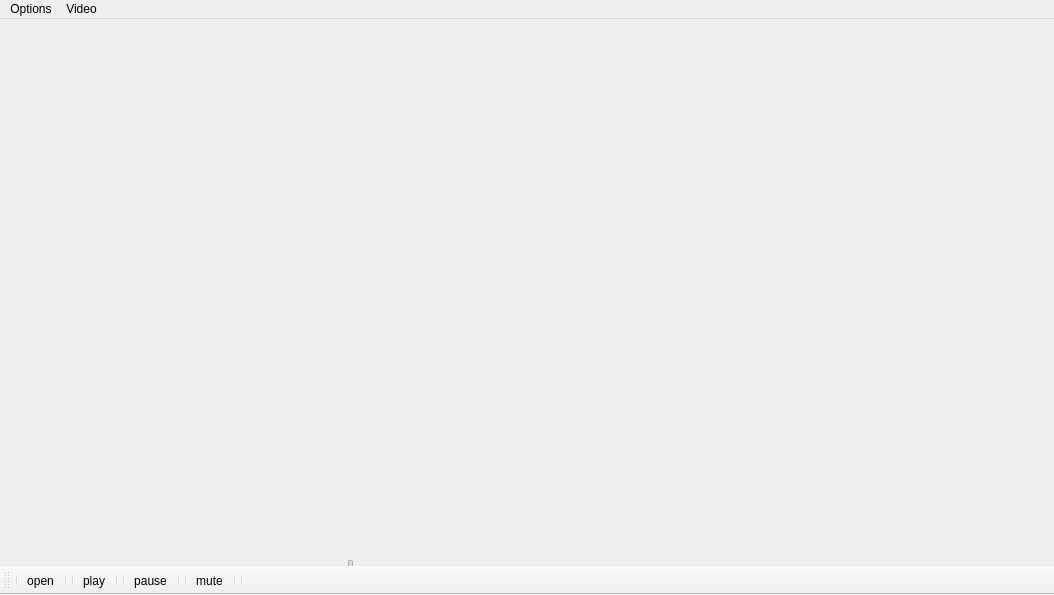
Old version of the form Application/media_player/videos.ui in the repository nnwijesuriya/SE-Y03-C-Plus-And-Cross-Platform-Development.
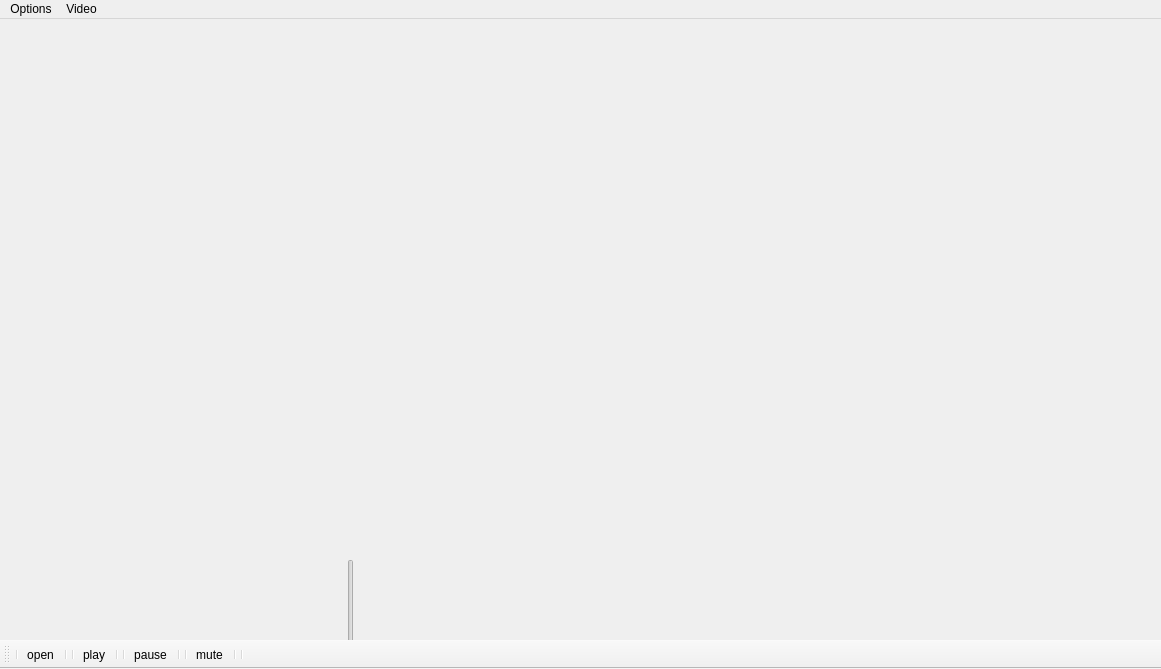
New version of the form. Icons and pictures are not drawn.

The edit to the form file:
```diff
--- a/Application/media_player/videos.ui
+++ b/Application/media_player/videos.ui
@@ -6,8 +6,8 @@
    <rect>
     <x>0</x>
     <y>0</y>
-    <width>1054</width>
-    <height>595</height>
+    <width>1161</width>
+    <height>669</height>
    </rect>
   </property>
   <property name="windowTitle">
@@ -33,7 +33,7 @@
     <rect>
      <x>0</x>
      <y>0</y>
-     <width>1054</width>
+     <width>1161</width>
      <height>26</height>
     </rect>
    </property>
```
Left out of the diff: 10 changed lines with no effect on the pictures.
